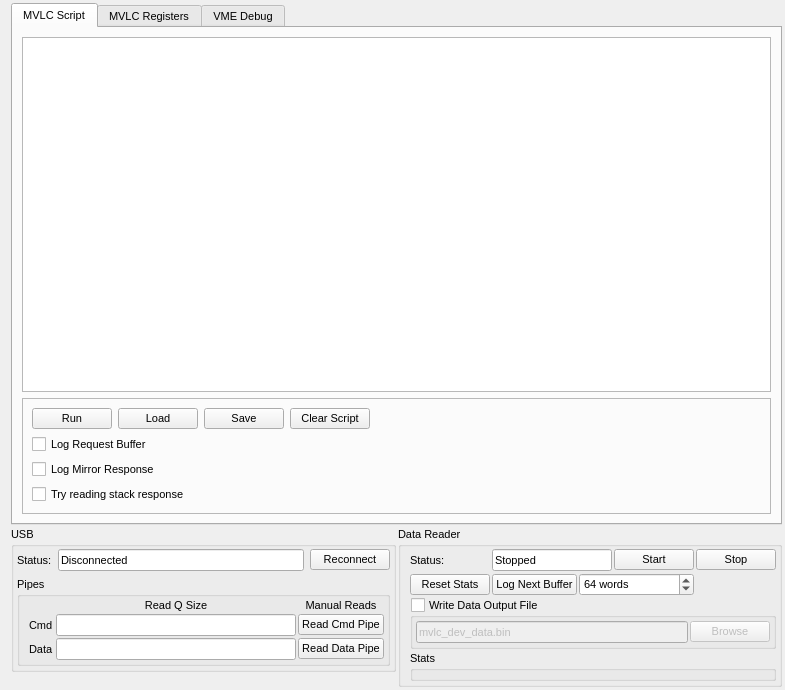
This is src/mvlc/mvlc_dev_ui.ui in flueke/mvme as Qt 5 draws it before an edit. The edited form follows.
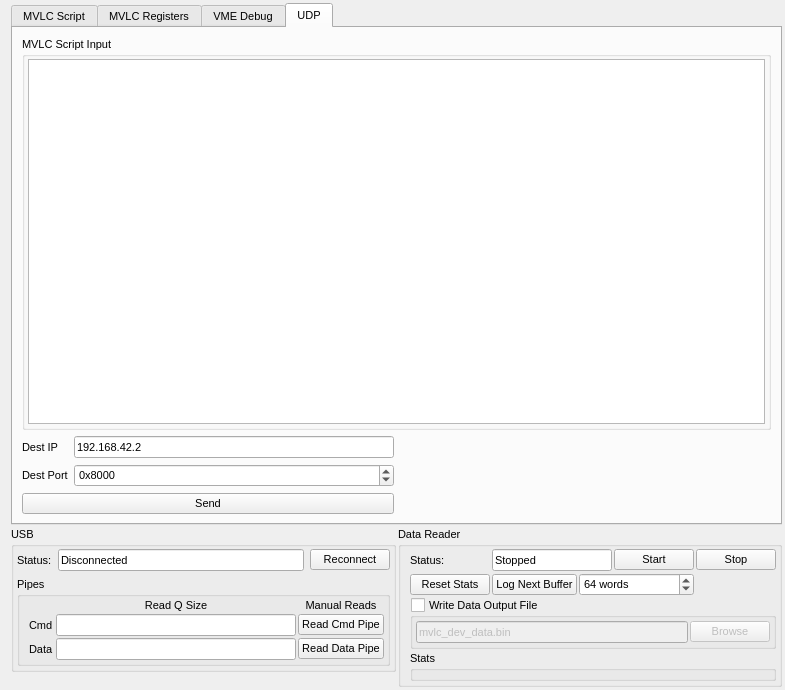
This is the edited form. The open tabs and pages were chosen to show the change.

Commit message: add basic UDP sender to MVLCDevGui

Diff of the .ui file:
```diff
--- a/src/mvlc/mvlc_dev_ui.ui
+++ b/src/mvlc/mvlc_dev_ui.ui
@@ -145,6 +145,104 @@
         </attribute>
         <layout class="QGridLayout" name="gridLayout_7"/>
        </widget>
+       <widget class="QWidget" name="tab_udpDebug">
+        <attribute name="title">
+         <string>UDP</string>
+        </attribute>
+        <layout class="QGridLayout" name="gridLayout_9">
+         <item row="1" column="0">
+          <layout class="QFormLayout" name="formLayout">
+           <item row="0" column="0">
+            <widget class="QLabel" name="label_7">
+             <property name="text">
+              <string>Dest IP</string>
+             </property>
+            </widget>
+           </item>
+           <item row="0" column="1">
+            <widget class="QLineEdit" name="le_udpDestIP">
+             <property name="text">
+              <string>192.168.42.2</string>
+             </property>
+            </widget>
+           </item>
+           <item row="1" column="0">
+            <widget class="QLabel" name="label_8">
+             <property name="text">
+              <string>Dest Port</string>
+             </property>
+            </widget>
+           </item>
+           <item row="1" column="1">
+            <widget class="QSpinBox" name="spin_udpDestPort">
+             <property name="prefix">
+              <string>0x</string>
+             </property>
+             <property name="minimum">
+              <number>1</number>
+             </property>
+             <property name="maximum">
+              <number>65535</number>
+             </property>
+             <property name="value">
+              <number>32768</number>
+             </property>
+             <property name="displayIntegerBase">
+              <number>16</number>
+             </property>
+            </widget>
+           </item>
+          </layout>
+         </item>
+         <item row="2" column="0">
+          <widget class="QPushButton" name="pb_udpSend">
+           <property name="text">
+            <string>Send</string>
+           </property>
+          </widget>
+         </item>
+         <item row="0" column="0" colspan="2">
+          <widget class="QGroupBox" name="groupBox">
+           <property name="title">
+            <string>MVLC Script Input</string>
+           </property>
+           <layout class="QVBoxLayout" name="verticalLayout_2">
+            <property name="spacing">
+             <number>2</number>
+            </property>
+            <property name="leftMargin">
+             <number>3</number>
+            </property>
+            <property name="topMargin">
+             <number>3</number>
+            </property>
+            <property name="rightMargin">
+             <number>3</number>
+            </property>
+            <property name="bottomMargin">
+             <number>3</number>
+            </property>
+            <item>
+             <widget class="QPlainTextEdit" name="te_udpScriptInput"/>
+            </item>
+           </layout>
+          </widget>
+         </item>
+         <item row="1" column="1" rowspan="2">
+          <spacer name="horizontalSpacer">
+           <property name="orientation">
+            <enum>Qt::Horizontal</enum>
+           </property>
+           <property name="sizeHint" stdset="0">
+            <size>
+             <width>40</width>
+             <height>20</height>
+            </size>
+           </property>
+          </spacer>
+         </item>
+        </layout>
+       </widget>
       </widget>
      </item>
     </layout>
```
The commit also changes 3 other files.
